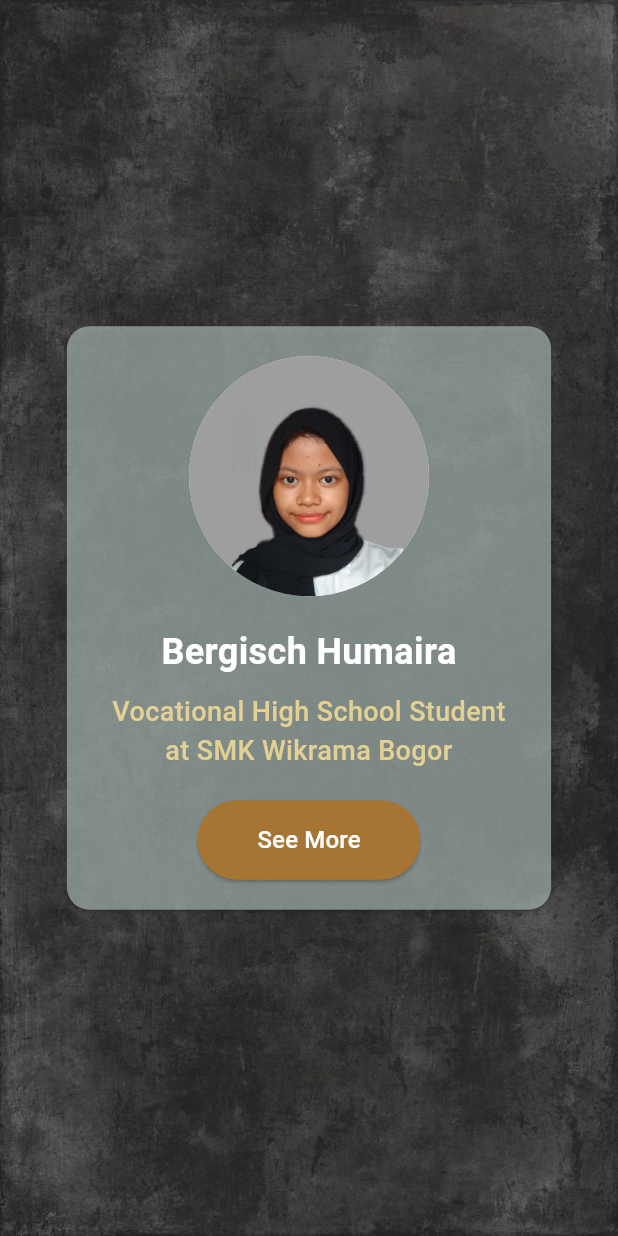
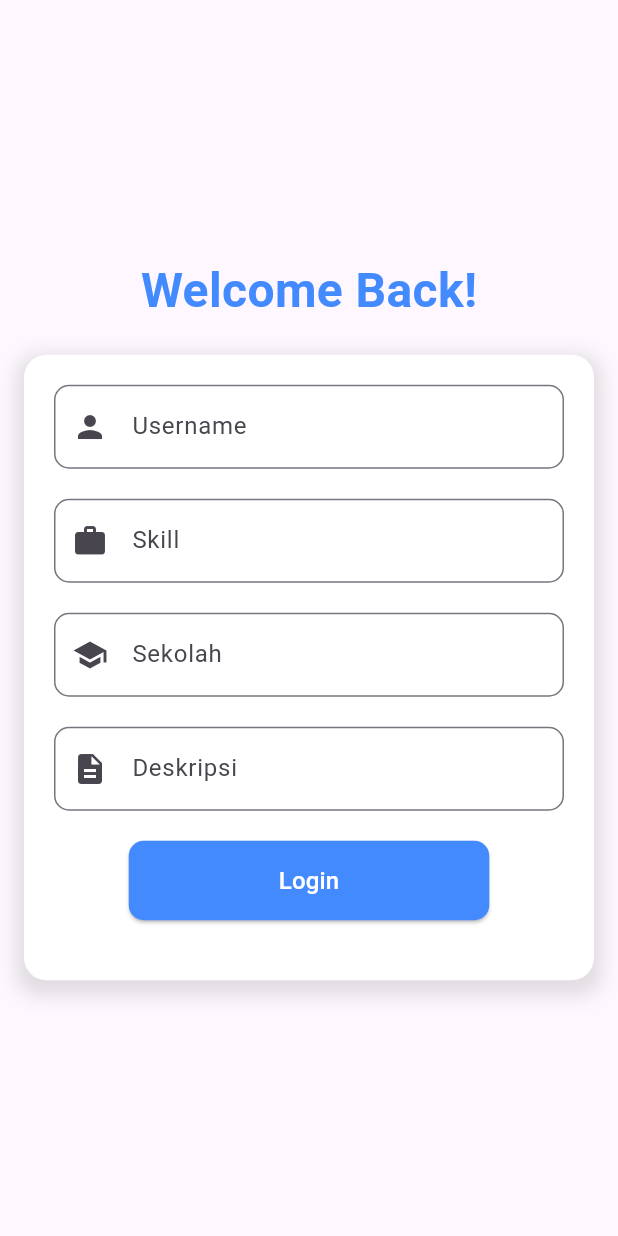
Before and after one commit to bergischh/flutter-profile, a Flutter app: the screen it shows after launch, on a phone screen of 412 x 824 dp. Run offline on Flutter 3.47's test engine with Material 3 defaults, Android fonts, the phone set to English and light mode, and no system bars.

Commit message:
update kode

```diff
--- a/lib/main.dart
+++ b/lib/main.dart
@@ -1,95 +1,159 @@
 import 'package:flutter/material.dart';
-import 'page2.dart';
+import 'profile.dart'; // Import profile.dart
 
-void main() => runApp(MaterialApp(
-      debugShowCheckedModeBanner: false,
-      home: Profile(),
-    ));
+void main() {
+  runApp(const Login());
+}
 
-class Profile extends StatelessWidget {
-  const Profile({Key? key}) : super(key: key);
+class Login extends StatelessWidget {
+  const Login({super.key});
+
+  @override
+  Widget build(BuildContext context) {
+    return MaterialApp(
+      title: 'Flutter Login Profile',
+      theme: ThemeData(
+        primarySwatch: Colors.blue,
+      ),
+      home: const LoginScreen(),
+      debugShowCheckedModeBanner: false, // Disable the debug banner
+    );
+  }
+}
+
+class LoginScreen extends StatefulWidget {
+  const LoginScreen({super.key});
+
+  @override
+  State<LoginScreen> createState() => _LoginScreenState();
+}
+
+class _LoginScreenState extends State<LoginScreen> {
+  final TextEditingController _usernameController = TextEditingController();
+  final TextEditingController _skillController = TextEditingController();
+  final TextEditingController _sekolahController = TextEditingController();
+  final TextEditingController _deskripsiController = TextEditingController();
 
   @override
   Widget build(BuildContext context) {
     return Scaffold(
-      body: Container(
-        width: MediaQuery.of(context).size.width,
-        height: MediaQuery.of(context).size.height,
-        decoration: BoxDecoration(
-          image: const DecorationImage(
-            image: AssetImage('assets/images/background.jpeg'),
-            fit: BoxFit.cover,
-          ),
-        ),
-        child: Center(
+      body: Center(
+        child: Padding(
+          padding: const EdgeInsets.all(16.0),
           child: SingleChildScrollView(
             child: Column(
+              mainAxisAlignment: MainAxisAlignment.center,
               children: [
-                // Profil card
+                const Text(
+                  'Welcome Back!',
+                  style: TextStyle(
+                    fontSize: 32,
+                    fontWeight: FontWeight.bold,
+                    color: Colors.blueAccent,
+                  ),
+                ),
+                const SizedBox(height: 20),
                 Container(
-                  width: MediaQuery.of(context).size.width *
-                      0.9, // Lebar mengikuti 90% layar
+                  width: double.infinity,
                   padding: const EdgeInsets.all(20.0),
-                  child: Card(
-                    shape: RoundedRectangleBorder(
-                      borderRadius: BorderRadius.circular(15.0),
-                    ),
-                    color: const Color.fromARGB(162, 179, 197, 192),
-                    child: Padding(
-                      padding: const EdgeInsets.all(20.0),
-                      child: Column(
-                        mainAxisAlignment: MainAxisAlignment.center,
-                        children: <Widget>[
-                          CircleAvatar(
-                            radius: 80.0,
-                            backgroundImage: const AssetImage(
-                                'assets/images/photo.jpg'),
+                  decoration: BoxDecoration(
+                    color: Colors.white,
+                    borderRadius: BorderRadius.circular(15),
+                    boxShadow: [
+                      BoxShadow(
+                        color: Colors.grey.withOpacity(0.3),
+                        blurRadius: 10,
+                        spreadRadius: 5,
+                        offset: const Offset(0, 5),
+                      ),
+                    ],
+                  ),
+                  child: Column(
+                    children: [
+                      // Username field
+                      TextField(
+                        controller: _usernameController,
+                        decoration: InputDecoration(
+                          labelText: 'Username',
+                          border: OutlineInputBorder(
+                            borderRadius: BorderRadius.circular(10),
                           ),
-                          const SizedBox(height: 20),
-                          const Text(
-                            "Bergisch Humaira",
-                            textAlign: TextAlign.center,
-                            style: TextStyle(
-                              fontSize: 24,
-                              fontWeight: FontWeight.bold,
-                              color: Colors.white,
+                          prefixIcon: const Icon(Icons.person),
+                        ),
+                      ),
+                      const SizedBox(height: 20),
+
+                      // Skill field
+                      TextField(
+                        controller: _skillController,
+                        decoration: InputDecoration(
+                          labelText: 'Skill',
+                          border: OutlineInputBorder(
+                            borderRadius: BorderRadius.circular(10),
+                          ),
+                          prefixIcon: const Icon(Icons.work),
+                        ),
+                      ),
+                      const SizedBox(height: 20),
+
+                      // Sekolah field
+                      TextField(
+                        controller: _sekolahController,
+                        decoration: InputDecoration(
+                          labelText: 'Sekolah',
+                          border: OutlineInputBorder(
+                            borderRadius: BorderRadius.circular(10),
+                          ),
+                          prefixIcon: const Icon(Icons.school),
+                        ),
+                      ),
+                      const SizedBox(height: 20),
+
+                      // Deskripsi field
+                      TextField(
+                        controller: _deskripsiController,
+                        decoration: InputDecoration(
+                          labelText: 'Deskripsi',
+                          border: OutlineInputBorder(
+                            borderRadius: BorderRadius.circular(10),
+                          ),
+                          prefixIcon: const Icon(Icons.description),
+                        ),
+                      ),
+                      const SizedBox(height: 20),
+
+                      ElevatedButton(
+                        onPressed: () {
+                          // Navigate to Profile page with the entered data
+                          Navigator.pushReplacement(
+                            context,
+                            MaterialPageRoute(
+                              builder: (context) => Profile(
+                                username: _usernameController.text,
+                                skill: _skillController.text,
+                                sekolah: _sekolahController.text,
+                                deskripsi: _deskripsiController.text,
+                              ),
                             ),
+                          );
+                        },
+                        child: const Text(
+                          'Login',
+                          style: TextStyle(fontSize: 16, color: Colors.white),
+                        ),
+                        style: ElevatedButton.styleFrom(
+                          backgroundColor: Colors.blueAccent,
+                          shape: RoundedRectangleBorder(
+                            borderRadius: BorderRadius.circular(10),
                           ),
-                          const SizedBox(height: 10),
-                          const Text(
-                            "Vocational High School Student at SMK Wikrama Bogor",
-                            textAlign: TextAlign.center,
-                            style: TextStyle(
-                              fontSize: 18,
-                              fontWeight: FontWeight.w500,
-                              color: Color.fromARGB(255, 226, 208, 148),
-                            ),
+                          padding: const EdgeInsets.symmetric(
+                            vertical: 15,
+                            horizontal: 100,
                           ),
-                          const SizedBox(height: 20),
-                          ElevatedButton(
-                            onPressed: () {
-                              Navigator.push(
-                                context,
-                                MaterialPageRoute(
-                                    builder: (context) => ProfileApp()),
-                              );
-                            },
-                            style: ElevatedButton.styleFrom(
-                              padding: const EdgeInsets.symmetric(
-                                  horizontal: 40, vertical: 15),
-                              shape: RoundedRectangleBorder(
-                                borderRadius: BorderRadius.circular(30.0),
-                              ),
-                              backgroundColor: Color.fromARGB(255, 167, 117, 51),
-                            ),
-                            child: const Text(
-                              "See More",
-                              style: TextStyle(fontSize: 16, color: Colors.white,)
-                            ),
-                          ),
-                        ],
+                        ),
                       ),
-                    ),
+                      const SizedBox(height: 20),
+                    ],
                   ),
                 ),
               ],
```
Also changed, not shown: lib/profile.dart (added, +131 -0 lines), 1 other file.
